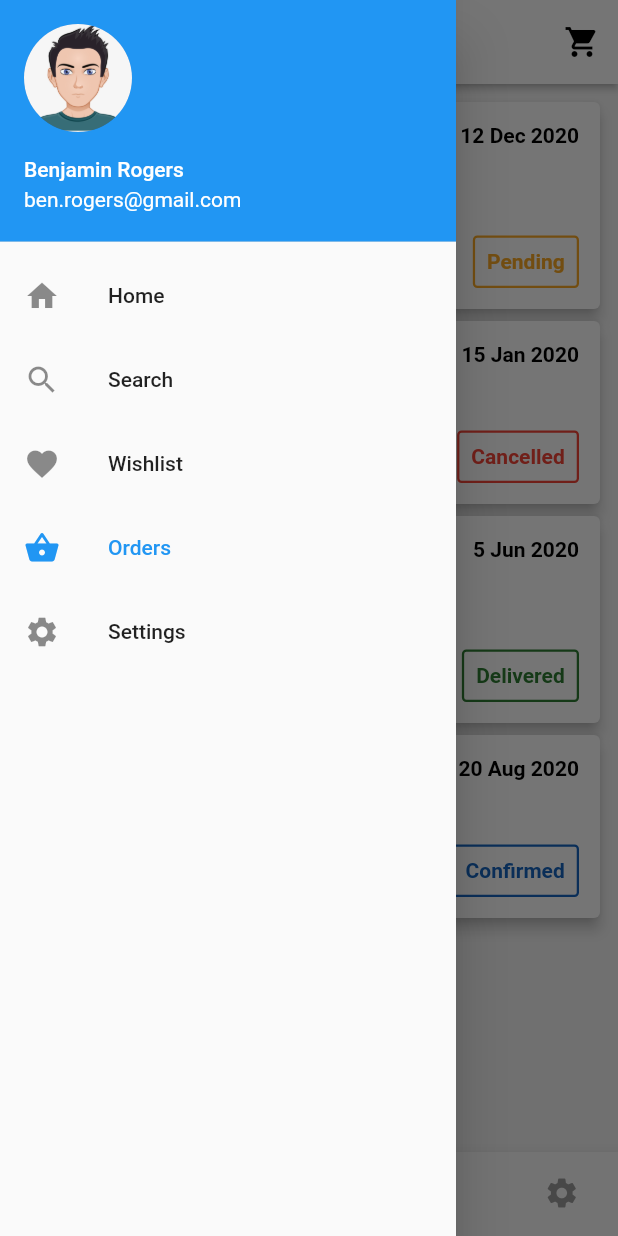
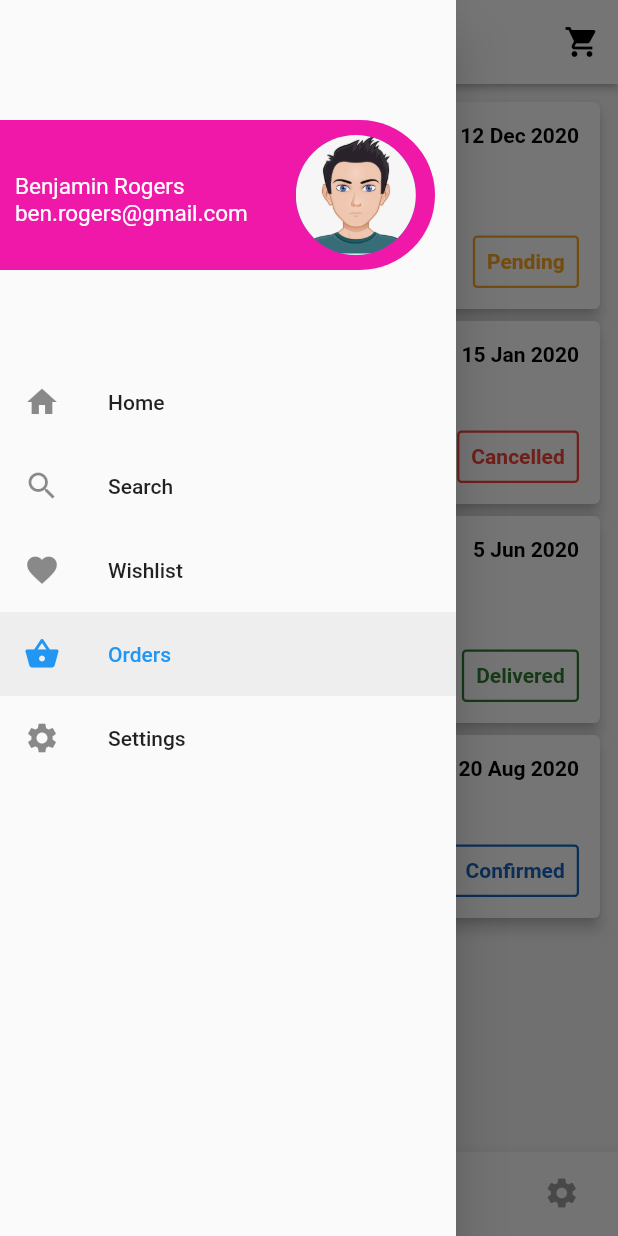
Before and after one commit to Shobu95/SewisticApp, a Flutter app: the CoreScreen screen opened directly, item 4 of the bottom bar chosen, with the side drawer open, on a phone screen of 412 x 824 dp. Run offline on Flutter 3.47's test engine with Material 2 defaults, Android fonts, the phone set to English and light mode, and no system bars; our stand-ins replace carousel_slider, flutter_swiper; network calls fail.

Commit message:
Nav drawer changed

```diff
--- a/lib/screens/core/core_widgets/nav_drawer.dart
+++ b/lib/screens/core/core_widgets/nav_drawer.dart
@@ -16,12 +16,56 @@ class _NavDrawerState extends State<NavDrawer> {
     return Drawer(
       child: ListView(
         children: [
-          UserAccountsDrawerHeader(
-            accountEmail: Text('ben.rogers@gmail.com'),
-            accountName: Text('Benjamin Rogers'),
-            currentAccountPicture: CircleAvatar(
+          Container(
+            height: 240,
+            decoration: BoxDecoration(
+
+              borderRadius: BorderRadius.only(
+                bottomRight: Radius.circular(50.0),
+              ),
+            ),
+            child: Stack(
+              children: [
+                Positioned(
+                  top: 80,
+                  left: 0.0,
+                  child: Container(
+                      height: 100,
+                      width: 290,
+                      decoration: BoxDecoration(
+                        color: Theme.of(context).primaryColor,
+                        borderRadius: BorderRadius.only(
+                          bottomRight: Radius.circular(50.0),
+                          topRight: Radius.circular(50.0),
+                        ),
+                      ),
+                  ),
+                ),
+                Positioned(
+                  top: 90,
+                    left:10,
+                    child:
+                    Row(
+                      crossAxisAlignment: CrossAxisAlignment.start,
+                      children: [
+                        Column(
+                          crossAxisAlignment: CrossAxisAlignment.start,
+                          mainAxisAlignment: MainAxisAlignment.spaceEvenly,
+                          children: [
+                            Padding(padding: EdgeInsets.fromLTRB(0, 25, 0, 0)),
+                            Text('Benjamin Rogers',style: TextStyle(fontSize: 15,color: Colors.white),),
+                            Text('ben.rogers@gmail.com',style: TextStyle(fontSize: 15,color: Colors.white),),
+                          ],
+                        ),
+                      Padding(padding: EdgeInsets.fromLTRB(32, 0, 0, 0)),
+                      CircleAvatar(
                       backgroundImage: AssetImage('assets/images/avatar.png'),
                       radius: 40,
+                      ),
+                      ],
+                    )
+                ),
+              ],
             ),
           ),
           _navDrawerItem('Home', Icons.home, 0, context),
@@ -34,9 +78,12 @@ class _NavDrawerState extends State<NavDrawer> {
     );
   }
 
-  ListTile _navDrawerItem(
+  Container _navDrawerItem(
       String title, IconData icon, int index, BuildContext context) {
-    return ListTile(
+    return Container(
+      child:
+      ListTile(
+        selectedTileColor: Colors.grey[200],
         title: Text(title),
         leading: Icon(icon),
         selected: widget._selectedIndex == index,
@@ -44,6 +91,7 @@ class _NavDrawerState extends State<NavDrawer> {
           widget.notifyParent(index);
           Navigator.pop(context);
         },
+      ),
     );
   }
 }
```
Lines whose indentation alone changed are shown as unchanged.
